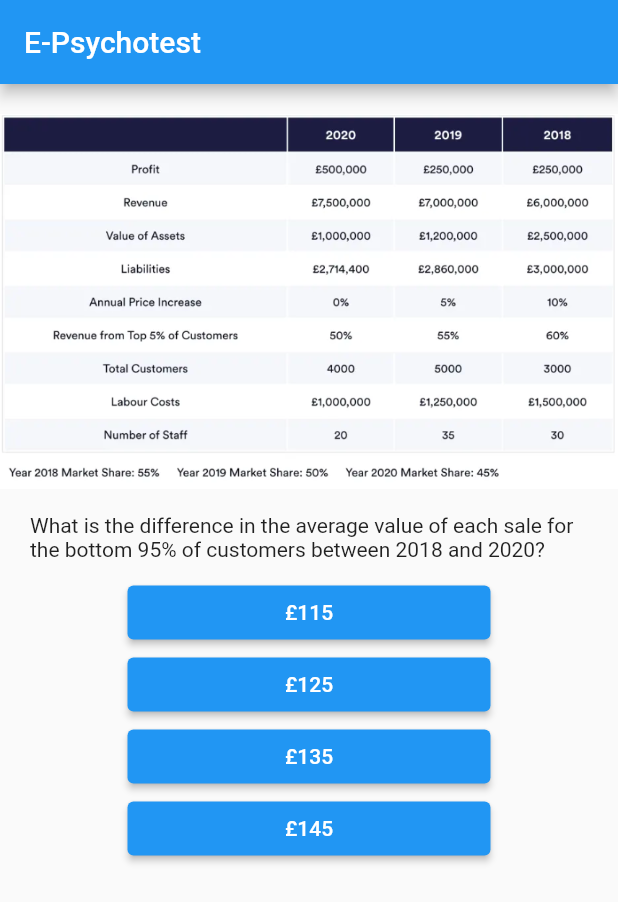
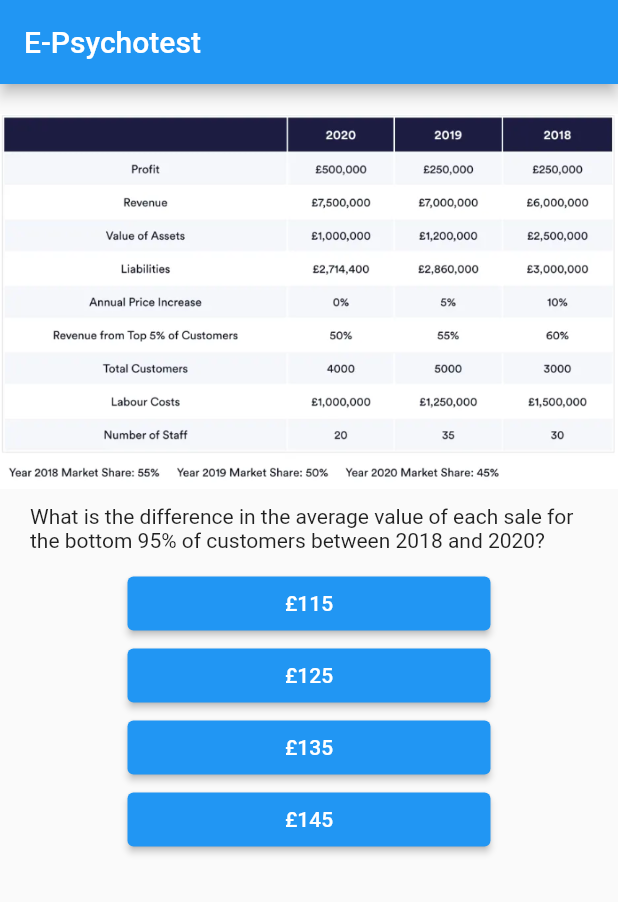
Before and after one commit to naufaladikbds/flutter_first_app, a Flutter app: the screen it shows after launch, after a tap on "$490,000", on a phone screen of 412 x 824 dp. Shown: the top 902 px of the screen. Run offline on Flutter 3.47's test engine with Material 2 defaults, Android fonts, the phone set to English and light mode, and no system bars; missing offline and left inert: dart:ffi.

Commit message:
Added new Features (reset, scoring). UX and UI improvement.

```diff
--- a/lib/main.dart
+++ b/lib/main.dart
@@ -6,7 +6,6 @@ import 'package:flutter_first_app/quiz_screen.dart';
 import 'package:flutter_first_app/result_screen.dart';
 
 void main(List<String> args) {
-  print('WEEEE');
   runApp(MyApp());
 }
 
@@ -26,8 +25,7 @@ class _MyAppState extends State<MyApp> {
   bool isFinished = false;
 
   void _onPressAnswer(String answerChosen) {
-    print("ANSWER CHOSEN ISSSSSS $answerChosen");
-    if (_questionIndex < questionAndAnswer.length - 1) {
+    if (_questionIndex < questionAndAnswer.length) {
       if (answerChosen == questionAndAnswer[_questionIndex]['answer']) {
         _score++;
       } else {
@@ -40,8 +38,8 @@ class _MyAppState extends State<MyApp> {
       }
       setState(() {
         _questionIndex++;
+        print(_questionIndex);
       });
-      print(correctionDetail);
     } else {
       setState(() {
         isFinished = true;
@@ -51,6 +49,7 @@ class _MyAppState extends State<MyApp> {
 
   void restart() {
     setState(() {
+      _score = 0;
       _questionIndex = 0;
     });
   }
@@ -66,7 +65,7 @@ class _MyAppState extends State<MyApp> {
         appBar: AppBar(
           title: Text('E-Psychotest'),
         ),
-        body: _questionIndex > questionAndAnswer.length
+        body: _questionIndex > questionAndAnswer.length - 1
             ? ResultScreen(
                 _score,
                 correctionDetail,
--- a/lib/question.dart
+++ b/lib/question.dart
@@ -1,4 +1,5 @@
 import 'package:flutter/cupertino.dart';
+import 'package:flutter/material.dart';
 import 'package:flutter/src/foundation/key.dart';
 import 'package:flutter/src/widgets/framework.dart';
 
@@ -12,20 +13,20 @@ class Question extends StatelessWidget {
   Widget build(BuildContext context) {
     return Container(
       width: double.infinity,
-      margin: EdgeInsets.only(top: 20, bottom: 10),
+      margin: EdgeInsets.only(top: 0, bottom: 10),
       child: Column(
         children: [
-          Container(
-            child: questionFigure != ''
-                ? Image.asset(
+          questionFigure != ''
+              ? Container(
+                  margin: EdgeInsets.only(bottom: 10),
+                  child: Image.asset(
                     questionFigure,
                     gaplessPlayback: true,
-                  )
-                : null,
-          ),
-          Padding(
+                  ),
+                )
+              : Container(),
+          Container(
             padding: const EdgeInsets.only(
-              top: 16,
               left: 20,
               right: 20,
             ),
--- a/lib/quiz_screen.dart
+++ b/lib/quiz_screen.dart
@@ -17,6 +17,9 @@ class QuizScreen extends StatelessWidget {
   Widget build(BuildContext context) {
     return Column(
       children: [
+        SizedBox(
+          height: 20,
+        ),
         Question(
           questionAndAnswer[_questionIndex]['question'] as String,
           questionAndAnswer[_questionIndex]['figure'],
```
Also changed, not shown: lib/result_screen.dart (+54 -10 lines).
